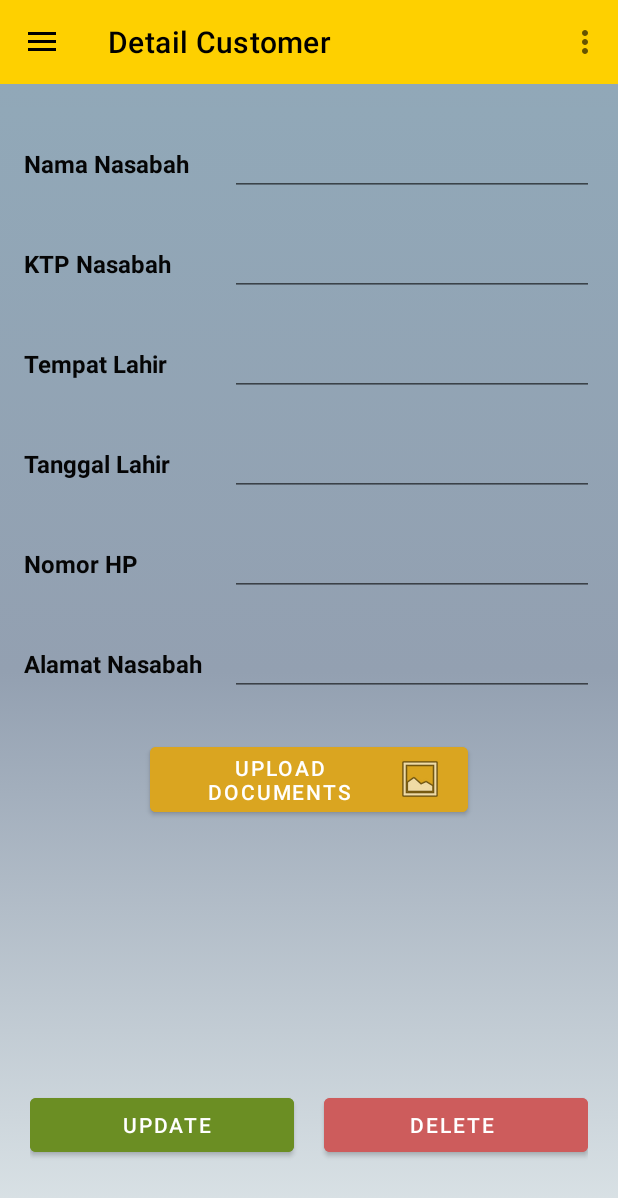
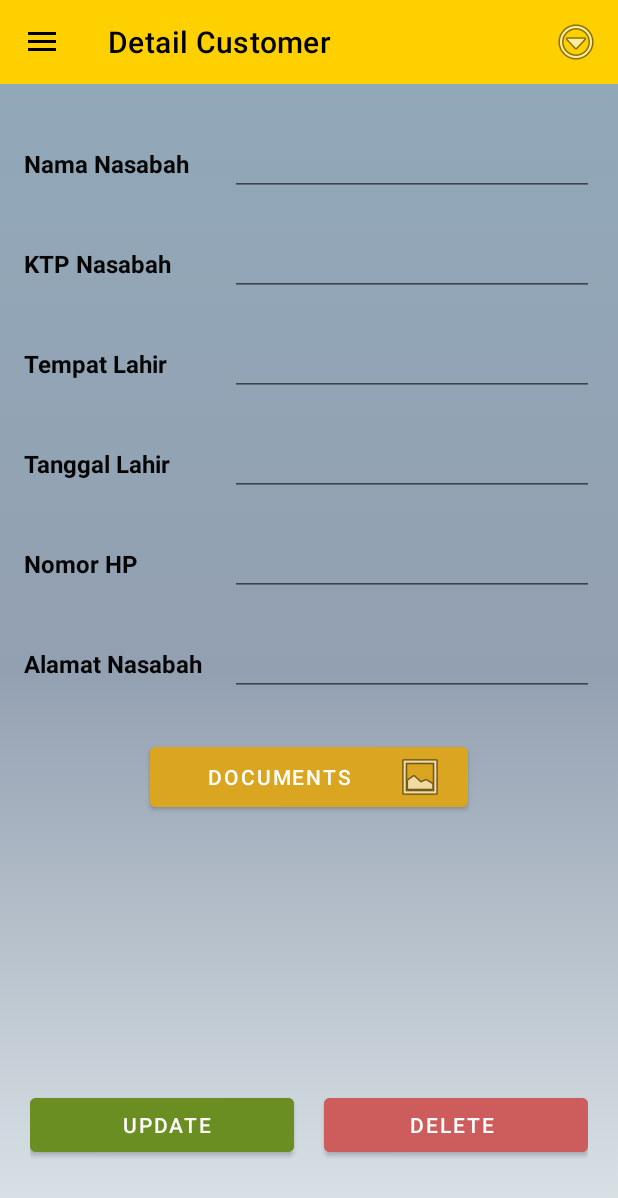
Before and after one commit to jeimandei/KPRAndroid, an Android app: the fragment DetailCustomerFragment placed in its activity, on a phone screen of 412 x 824 dp. Shown: the top 1198 px of the screen. Run offline under Robolectric (Android 15) with nearby library versions, the phone set to English and light mode, and no system bars; our stand-ins replace data binding; 3 statements that could not run were skipped.

Commit message:
terbaruu_febssss

```diff
--- a/app/src/main/res/layout/fragment_detail_customer.xml
+++ b/app/src/main/res/layout/fragment_detail_customer.xml
@@ -216,7 +216,7 @@
                 <Button
                     android:layout_width="match_parent"
                     android:layout_height="wrap_content"
-                    android:text="Upload Documents"
+                    android:text="Documents"
                     android:layout_marginStart="100dp"
                     android:layout_marginTop="20dp"
                     android:layout_marginEnd="100dp"
--- a/app/src/main/res/menu/logout_menu.xml
+++ b/app/src/main/res/menu/logout_menu.xml
@@ -1,9 +1,29 @@
 <?xml version="1.0" encoding="utf-8"?>
 <menu xmlns:android="http://schemas.android.com/apk/res/android"
     xmlns:app="http://schemas.android.com/apk/res-auto">
+
     <item
-        android:id="@+id/id_logout"
-        android:title="Logout"
-        app:showAsAction="never"
-        />
+        android:id="@+id/id_option"
+        android:icon="@android:drawable/ic_menu_more"
+        android:title=""
+        app:showAsAction="always">
+        <menu>
+            <item
+                android:id="@+id/id_search"
+                android:icon="@drawable/loupe"
+                android:title="Search"
+                app:showAsAction="ifRoom">
+
+            </item>
+
+            <item
+                android:id="@+id/id_logout"
+                android:icon="@drawable/logout_2"
+                android:title="Logout"
+                app:showAsAction="ifRoom"
+
+                />
+
+        </menu>
+    </item>
 </menu>
```
